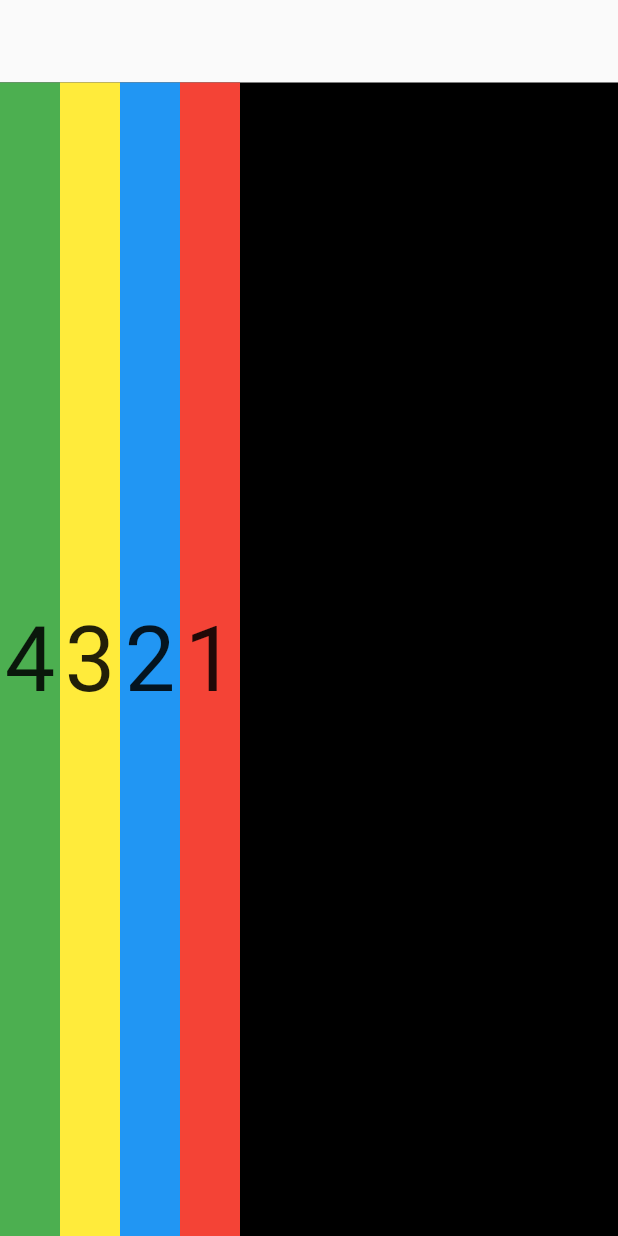
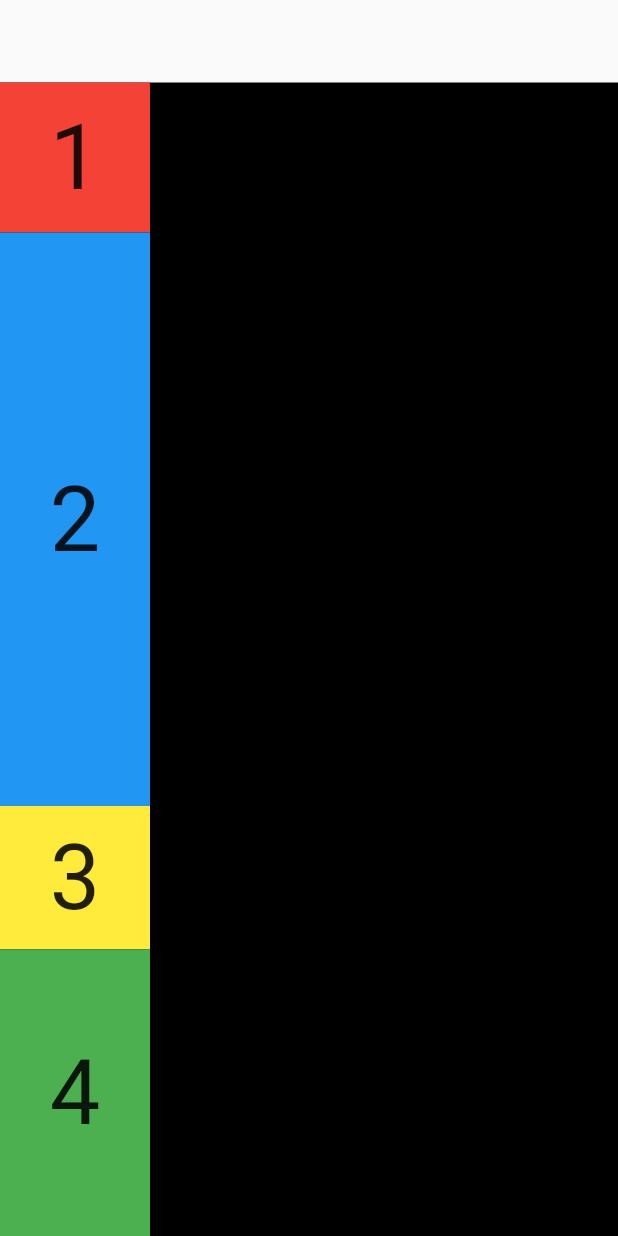
Before and after one commit to raulgiron/columns_and_rows_in_flutter, a Flutter app: the screen it shows after launch, on a phone screen of 412 x 824 dp. Run offline on Flutter 3.47's test engine with Material 2 defaults, Android fonts, the phone set to English and light mode, and no system bars.

Commit message:
Add expanded widget to box container.

```diff
--- /dev/null
+++ b/lib/expanded_column.dart
@@ -0,0 +1,51 @@
+import 'package:flutter/material.dart';
+import 'package:column_and_row_practice/container.dart';
+
+class ExpandedColumn extends StatelessWidget {
+  const ExpandedColumn({super.key});
+
+  @override
+  Widget build(BuildContext context) {
+    return Column(
+      mainAxisAlignment: MainAxisAlignment.start,
+      mainAxisSize: MainAxisSize.max,
+      verticalDirection: VerticalDirection.down,
+      crossAxisAlignment: CrossAxisAlignment.start,
+      children: const <Widget>[
+        Caja(
+          color: Colors.red,
+          numero: 1,
+          ancho: 100.0,
+          alto: 100.0,
+        ),
+        Expanded(
+          flex: 4,
+          child: Caja(
+            color: Colors.blue,
+            numero: 2,
+            ancho: 100.0,
+            alto: 100.0,
+          ),
+        ),
+        Expanded(
+          flex: 1,
+          child: Caja(
+            color: Colors.yellow,
+            numero: 3,
+            ancho: 100.0,
+            alto: 100.0,
+          ),
+        ),
+        Expanded(
+          flex: 2,
+          child: Caja(
+            color: Colors.green,
+            numero: 4,
+            ancho: 100.0,
+            alto: 100.0,
+          ),
+        ),
+      ],
+    );
+  }
+}
--- a/lib/main.dart
+++ b/lib/main.dart
@@ -1,5 +1,6 @@
 import 'package:flutter/material.dart';
-import 'package:column_and_row_practice/row.dart';
+import 'package:column_and_row_practice/expanded_column.dart';
+// import 'package:column_and_row_practice/row.dart';
 // import 'package:column_and_row_practice/column.dart';
 
 void main() {
@@ -17,7 +18,7 @@ class ScreenExamples extends StatelessWidget {
           margin: const EdgeInsets.only(top: 55),
           width: double.infinity,
           color: Colors.black,
-          child: const RowExample(),
+          child: const ExpandedColumn(),
         ),
       ),
     );
```
Also changed, not shown: pubspec.lock.
